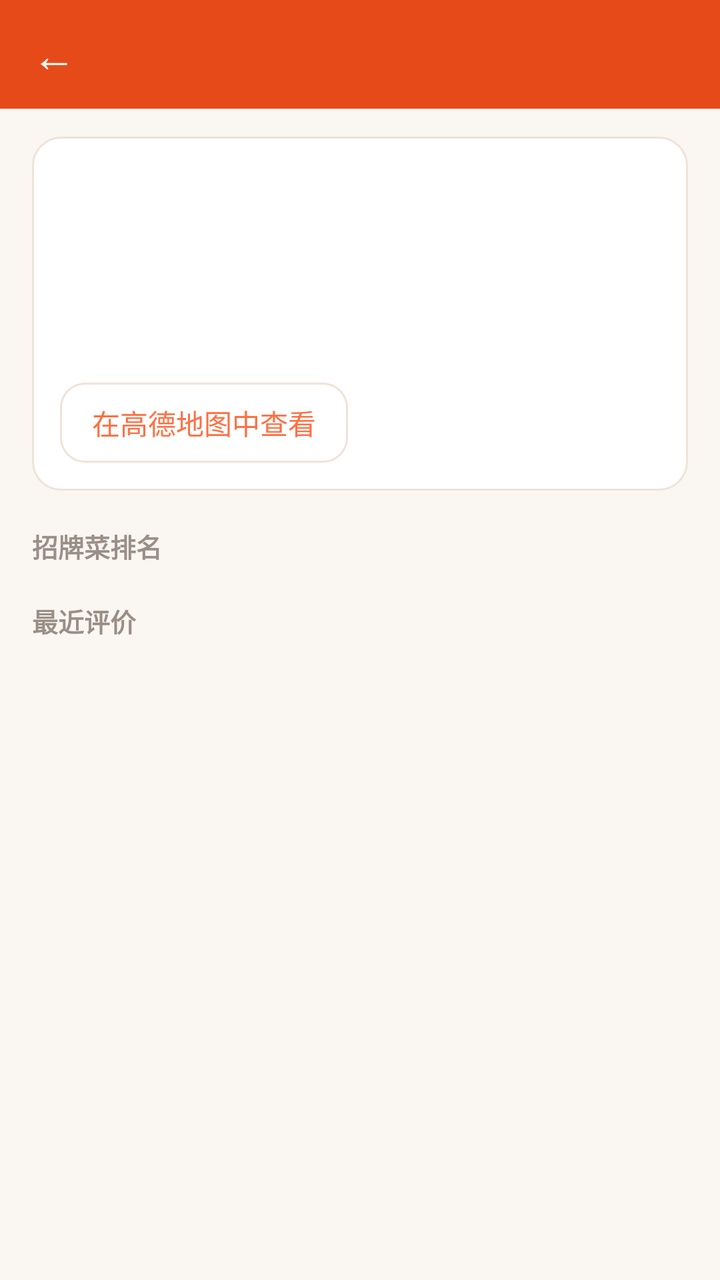
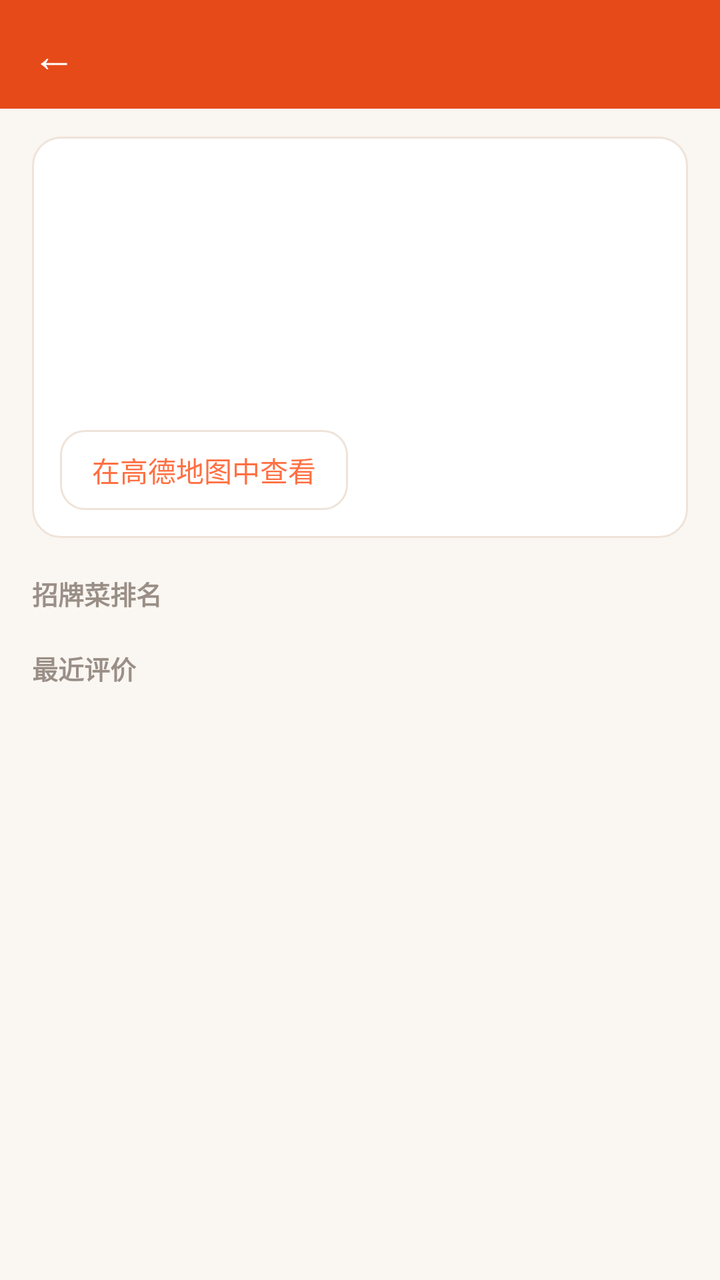

Screens rendered from an Android XML layout before and after an edit, with the pre-edit source and the edit as a unified diff.
<!-- AndroidManifest.xml: application theme AppTheme -->
<!-- res/layout/activity_detail.xml -->
<?xml version="1.0" encoding="utf-8"?>
<LinearLayout xmlns:android="http://schemas.android.com/apk/res/android"
    android:layout_width="match_parent"
    android:layout_height="match_parent"
    android:orientation="vertical">

    <LinearLayout
        android:layout_width="match_parent"
        android:layout_height="wrap_content"
        android:background="@color/primary_dark"
        android:gravity="center_vertical"
        android:orientation="horizontal"
        android:paddingStart="8dp"
        android:paddingEnd="14dp"
        android:paddingTop="12dp"
        android:paddingBottom="12dp">

        <TextView
            android:id="@+id/btn_back"
            android:layout_width="wrap_content"
            android:layout_height="wrap_content"
            android:paddingStart="8dp"
            android:paddingEnd="8dp"
            android:paddingLeft="8dp"
            android:paddingRight="8dp"
            android:text="←"
            android:textColor="#FFFFFF"
            android:textSize="22sp" />

        <TextView
            android:id="@+id/tv_name"
            android:layout_width="0dp"
            android:layout_height="wrap_content"
            android:layout_marginStart="6dp"
            android:layout_weight="1"
            android:ellipsize="end"
            android:maxLines="1"
            android:textColor="#FFFFFF"
            android:textSize="17sp"
            android:textStyle="bold" />
    </LinearLayout>

    <TextView
        android:id="@+id/banner"
        android:layout_width="match_parent"
        android:layout_height="wrap_content"
        android:background="#FFF3E0"
        android:gravity="center"
        android:paddingTop="5dp"
        android:paddingBottom="5dp"
        android:text="⚠ 离线：显示上次缓存的数据"
        android:textColor="#B26A00"
        android:textSize="12sp"
        android:visibility="gone" />

    <ScrollView
        android:layout_width="match_parent"
        android:layout_height="match_parent"
        android:fillViewport="true"
        android:scrollbars="none">

        <LinearLayout
            android:layout_width="match_parent"
            android:layout_height="wrap_content"
            android:orientation="vertical"
            android:paddingStart="16dp"
            android:paddingEnd="16dp"
            android:paddingTop="14dp"
            android:paddingBottom="20dp">

            <LinearLayout
                android:layout_width="match_parent"
                android:layout_height="wrap_content"
                android:background="@drawable/card_bg"
                android:orientation="vertical"
                android:paddingStart="14dp"
                android:paddingEnd="14dp"
                android:paddingTop="14dp"
                android:paddingBottom="14dp">

                <LinearLayout
                    android:layout_width="match_parent"
                    android:layout_height="wrap_content"
                    android:gravity="center_vertical"
                    android:orientation="horizontal">

                    <TextView
                        android:id="@+id/tv_stars"
                        android:layout_width="0dp"
                        android:layout_height="wrap_content"
                        android:layout_weight="1"
                        android:textColor="@color/star_on"
                        android:textSize="17sp" />

                    <TextView
                        android:id="@+id/tv_count"
                        android:layout_width="wrap_content"
                        android:layout_height="wrap_content"
                        android:textColor="@color/text_sub"
                        android:textSize="13sp" />
                </LinearLayout>

                <TextView
                    android:id="@+id/tv_address"
                    android:layout_width="match_parent"
                    android:layout_height="wrap_content"
                    android:layout_marginTop="8dp"
                    android:textColor="@color/text_main"
                    android:textSize="14sp" />

                <TextView
                    android:id="@+id/tv_area"
                    android:layout_width="match_parent"
                    android:layout_height="wrap_content"
                    android:layout_marginTop="6dp"
                    android:textColor="@color/primary"
                    android:textSize="13sp" />

                <TextView
                    android:id="@+id/tv_modes"
                    android:layout_width="match_parent"
                    android:layout_height="wrap_content"
                    android:layout_marginTop="8dp"
                    android:textColor="@color/text_main"
                    android:textSize="13sp" />

                <TextView
                    android:id="@+id/btn_map"
                    android:layout_width="wrap_content"
                    android:layout_height="40dp"
                    android:layout_marginTop="10dp"
                    android:background="@drawable/btn_ghost"
                    android:gravity="center"
                    android:paddingStart="16dp"
                    android:paddingEnd="16dp"
                    android:text="在高德地图中查看"
                    android:textColor="@color/primary"
                    android:textSize="14sp" />
            </LinearLayout>

            <TextView
                android:layout_width="wrap_content"
                android:layout_height="wrap_content"
                android:layout_marginTop="18dp"
                android:text="招牌菜排名"
                android:textColor="@color/text_sub"
                android:textSize="13sp"
                android:textStyle="bold" />

            <LinearLayout
                android:id="@+id/ll_dishes"
                android:layout_width="match_parent"
                android:layout_height="wrap_content"
                android:orientation="vertical" />

            <TextView
                android:layout_width="wrap_content"
                android:layout_height="wrap_content"
                android:layout_marginTop="18dp"
                android:text="最近评价"
                android:textColor="@color/text_sub"
                android:textSize="13sp"
                android:textStyle="bold" />

            <LinearLayout
                android:id="@+id/ll_reviews"
                android:layout_width="match_parent"
                android:layout_height="wrap_content"
                android:orientation="vertical" />
        </LinearLayout>
    </ScrollView>
</LinearLayout>
<!-- resources referenced by this layout -->
<resources>
  <color name="primary">#FF7043</color>
  <color name="primary_dark">#E64A19</color>
  <color name="star_on">#FFB300</color>
  <color name="text_main">#2B2320</color>
  <color name="text_sub">#9A8F87</color>
  <!-- drawable btn_ghost (drawable) -->
  <?xml version="1.0" encoding="utf-8"?>
  <ripple xmlns:android="http://schemas.android.com/apk/res/android"
      android:color="#22000000">
      <item>
          <shape android:shape="rectangle">
              <solid android:color="@color/card" />
              <corners android:radius="12dp" />
              <stroke android:width="1dp" android:color="@color/stroke" />
          </shape>
      </item>
  </ripple>
  <!-- drawable card_bg (drawable) -->
  <?xml version="1.0" encoding="utf-8"?>
  <shape xmlns:android="http://schemas.android.com/apk/res/android"
      android:shape="rectangle">
      <solid android:color="@color/card" />
      <corners android:radius="14dp" />
      <stroke android:width="1dp" android:color="@color/stroke" />
  </shape>
  <style name="AppTheme" parent="@android:style/Theme.Material.Light.NoActionBar">
          <item name="android:colorPrimary">@color/primary</item>
          <item name="android:colorPrimaryDark">@color/primary_dark</item>
          <item name="android:statusBarColor">@color/primary_dark</item>
          <item name="android:windowBackground">@color/bg</item>
      </style>
  <color name="card">#FFFFFF</color>
  <color name="stroke">#EFE3D9</color>
  <color name="bg">#FAF6F1</color>
</resources>

<!-- the commit's change to res/layout/activity_detail.xml (unified diff, before → after) -->
@@ -117,6 +117,14 @@
                     android:textSize="13sp" />
 
                 <TextView
+                    android:id="@+id/tv_tags"
+                    android:layout_width="match_parent"
+                    android:layout_height="wrap_content"
+                    android:layout_marginTop="6dp"
+                    android:textColor="@color/text_sub"
+                    android:textSize="13sp" />
+
+                <TextView
                     android:id="@+id/tv_modes"
                     android:layout_width="match_parent"
                     android:layout_height="wrap_content"
